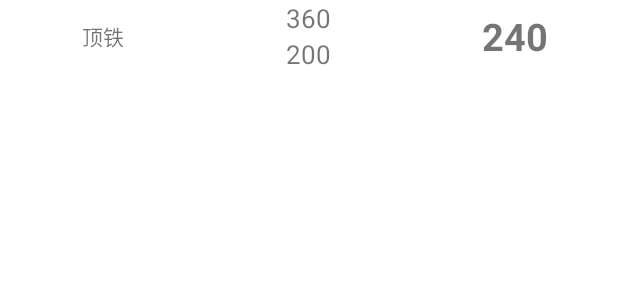
After one commit to impptg/E_Measure, an Android app: the layout item_measure.xml on its own in the app's theme, with its tools: preview values and no code run, on a phone screen of 412 x 824 dp. The commit adds this screen. Shown: the top 300 px of the screen. Run offline under Robolectric (Android 15) with nearby library versions, the phone set to English and light mode, and no system bars.

Commit message:
数据表详细展示demo

```diff
--- a/app/src/main/java/com/pptg/e_measure/EMApplication.kt
+++ b/app/src/main/java/com/pptg/e_measure/EMApplication.kt
@@ -19,6 +19,9 @@ class EMApplication : Application() {
         lateinit var context: Context
         // 全局 Dao
         lateinit var dbManager: DBManager
+
+        // intent信息
+        const val TASK_ID = "taskID"
     }
 
     override fun onCreate() {
--- /dev/null
+++ b/app/src/main/java/com/pptg/e_measure/bean/MeasureBean.kt
@@ -0,0 +1,6 @@
+package com.pptg.e_measure.bean
+
+class MeasureBean(var attr:String,
+                  var value:String,
+                  var lim_l:String,
+                  var lim_r: String)
--- a/app/src/main/java/com/pptg/e_measure/db/task/TaskDao.kt
+++ b/app/src/main/java/com/pptg/e_measure/db/task/TaskDao.kt
@@ -8,6 +8,9 @@ import com.pptg.e_measure.bean.TaskBean
 interface TaskDao:BaseDao<TaskBean> {
     @Query("select * from Task")
     fun queryTask(): List<TaskBean>
+
+    @Query("select * from Task WHERE TaskID =:ID")
+    fun queryTask(ID:String): TaskBean
 
     @Insert(onConflict = OnConflictStrategy.REPLACE)
     fun insertTask(element: TaskBean)
--- a/app/src/main/java/com/pptg/e_measure/ui/home/HomeAdapter.kt
+++ b/app/src/main/java/com/pptg/e_measure/ui/home/HomeAdapter.kt
@@ -30,8 +30,8 @@ class HomeAdapter(var fragment: HomeFragment, var mList:List<TaskBean>):
         val holder = ViewHolder(view)
         holder.itemView.setOnClickListener {
             val mBean = mList[holder.adapterPosition]
-            val intent = Intent(parent.context,MeasureActivity::class.java).apply {
-                putExtra("taskID",mBean.taskID)
+            val intent = Intent(fragment.context,MeasureActivity::class.java).apply {
+                putExtra(EMApplication.TASK_ID,mBean.taskID.toString())
             }
             fragment.startActivity(intent)
         }
--- a/app/src/main/res/layout/activity_measure.xml
+++ b/app/src/main/res/layout/activity_measure.xml
@@ -6,4 +6,10 @@
     android:layout_height="match_parent"
     tools:context=".ui.measure.MeasureActivity">
 
+    <androidx.recyclerview.widget.RecyclerView
+        android:id="@+id/rv_measure"
+        android:layout_width="match_parent"
+        android:layout_height="wrap_content"
+        app:layout_constraintTop_toTopOf="parent" />
+
 </androidx.constraintlayout.widget.ConstraintLayout>
--- /dev/null
+++ b/app/src/main/res/layout/item_measure.xml
@@ -0,0 +1,85 @@
+<?xml version="1.0" encoding="utf-8"?>
+<LinearLayout xmlns:android="http://schemas.android.com/apk/res/android"
+    android:id="@+id/ll_item_measure"
+    android:layout_width="match_parent"
+    android:layout_height="wrap_content"
+    android:orientation="vertical"
+    android:clickable="true"
+    android:focusable="true">
+    <LinearLayout
+        android:layout_width="match_parent"
+        android:layout_height="wrap_content"
+        android:orientation="horizontal">
+        <LinearLayout
+            android:layout_width="0dp"
+            android:layout_height="match_parent"
+            android:layout_weight="1"
+            android:orientation="vertical"
+            android:gravity="center">
+            <TextView
+                android:id="@+id/tv_item_measure_attr"
+                android:layout_width="match_parent"
+                android:layout_height="wrap_content"
+                android:gravity="center"
+                android:text="顶铁" />
+
+        </LinearLayout>
+        <LinearLayout
+            android:layout_width="0dp"
+            android:layout_height="wrap_content"
+            android:layout_weight="1"
+            android:orientation="vertical">
+            <LinearLayout
+                android:layout_width="match_parent"
+                android:layout_height="wrap_content"
+                android:orientation="horizontal"
+                android:gravity="center">
+                <ImageView
+                    android:layout_width="wrap_content"
+                    android:layout_height="wrap_content" />
+                <TextView
+                    android:id="@+id/tv_item_measure_upper"
+                    android:layout_width="wrap_content"
+                    android:layout_height="wrap_content"
+                    android:textSize="17dp"
+                    android:text="360"
+                    android:gravity="center"/>
+            </LinearLayout>
+            <LinearLayout
+                android:layout_width="match_parent"
+                android:layout_height="wrap_content"
+                android:orientation="horizontal"
+                android:gravity="center">
+                <ImageView
+                    android:layout_width="wrap_content"
+                    android:layout_height="wrap_content" />
+                <TextView
+                    android:id="@+id/tv_item_measure_lower"
+                    android:layout_width="wrap_content"
+                    android:layout_height="wrap_content"
+                    android:textSize="17dp"
+                    android:text="200"
+                    android:gravity="center"/>
+            </LinearLayout>
+        </LinearLayout>
+        <LinearLayout
+            android:layout_width="0dp"
+            android:layout_height="match_parent"
+            android:layout_weight="1"
+            android:orientation="vertical"
+            android:gravity="center">
+            <TextView
+                android:id="@+id/tv_item_measure_value"
+                android:layout_width="wrap_content"
+                android:layout_height="match_parent"
+                android:text="240"
+                android:gravity="center"
+                android:textSize="25dp"
+                android:textStyle="bold"/>
+        </LinearLayout>
+    </LinearLayout>
+    <View
+        android:layout_width="match_parent"
+        android:layout_height="5dp"
+        android:background="@color/transparent"/>
+</LinearLayout>
```
Also changed, not shown: app/src/main/AndroidManifest.xml (+4 -5 lines), app/src/main/java/com/pptg/e_measure/ui/measure/MeasureActivity.kt (+23 -1 lines), app/src/main/java/com/pptg/e_measure/ui/measure/MeasureAdapter.kt (+36 -1 lines), app/src/main/java/com/pptg/e_measure/ui/measure/MeasureViewModel.kt (+33 -1 lines), 6 other files.
